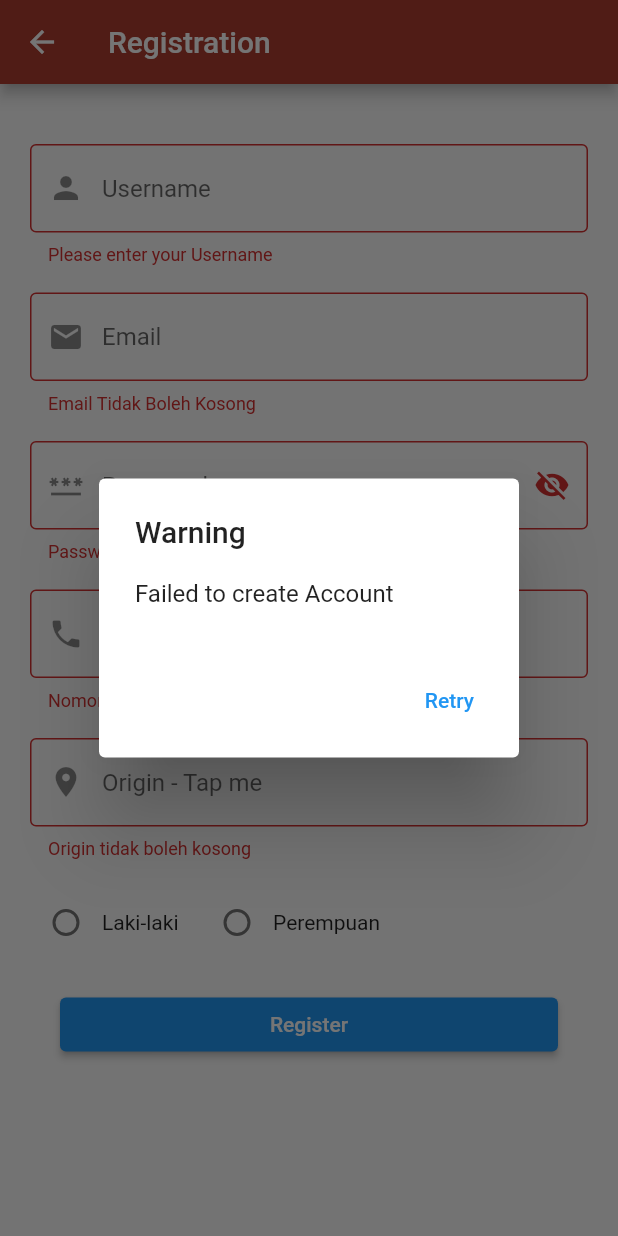
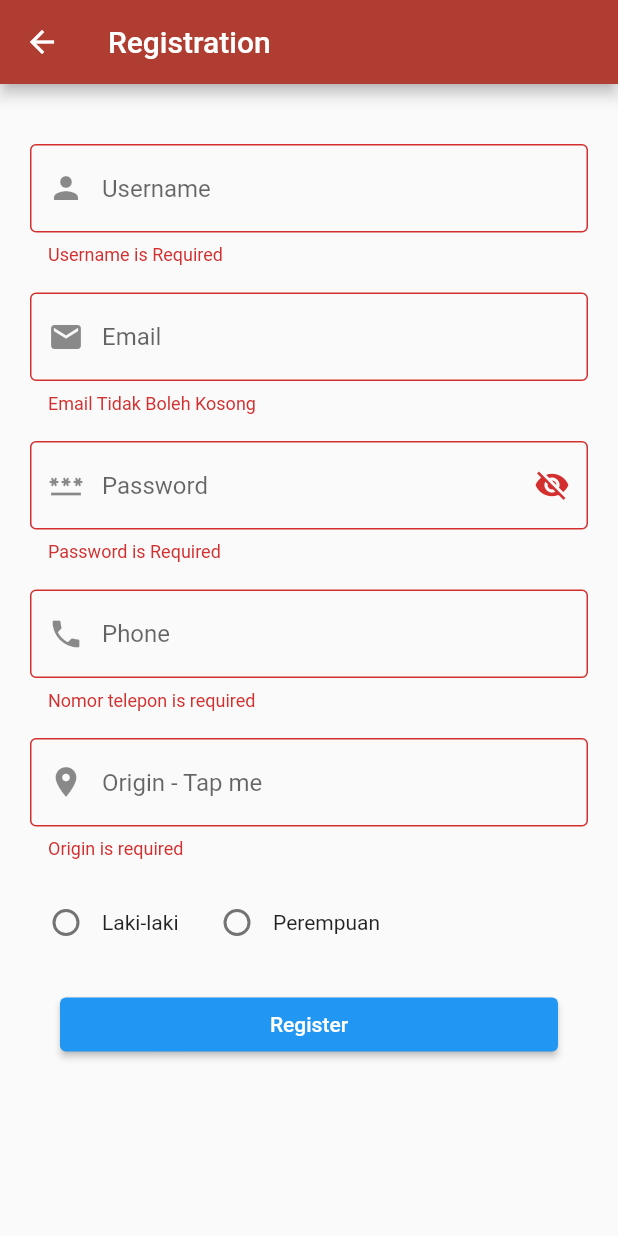
Before and after one commit to fidelcavell/hotel_pbp, a Flutter app: the RegisterView screen opened directly, after a tap on "Register", on a phone screen of 412 x 824 dp. Run offline on Flutter 3.47's test engine with Material 2 defaults, Android fonts, the phone set to English and light mode, and no system bars; our stand-ins replace barcode_widget, camera, flutter_riverpod, geocoding, geolocator, google_nav_bar and 5 more; missing offline and left inert: mobile_scanner, shake; accounts and stored records are empty.

Commit message:
Added User API

```diff
--- /dev/null
+++ b/lib/entity/user.dart
@@ -0,0 +1,43 @@
+import 'dart:convert';
+
+class User {
+  int id, nomorTelepon;
+  String username, email, password, gender, origin;
+  String? profilePicture;
+
+  User(
+      {required this.id,
+      required this.username,
+      required this.email,
+      required this.password,
+      required this.gender,
+      required this.nomorTelepon,
+      required this.origin,
+      this.profilePicture});
+
+  // Untuk membuat objek barang dari data json yang diterima dari API :
+  factory User.fromRawJson(String str) => User.fromJson(jsonDecode(str));
+  factory User.fromJson(Map<String, dynamic> json) => User(
+        id: json['id'],
+        username: json['username'],
+        email: json['email'],
+        password: json['password'],
+        gender: json['gender'],
+        nomorTelepon: json['nomorTelepon'],
+        origin: json['origin'],
+        profilePicture: json['profilePicture'],
+      );
+
+  // Untuk membuat data json dari objek barang yang dikirim ke API :
+  String toRawJson() => json.encode(toJson());
+  Map<String, dynamic> toJson() => {
+        'id': id,
+        'username': username,
+        'email': email,
+        'password': password,
+        'gender': gender,
+        'nomorTelepon': nomorTelepon,
+        'origin': origin,
+        'profilePicture': profilePicture,
+      };
+}
--- a/lib/main.dart
+++ b/lib/main.dart
@@ -1,16 +1,20 @@
 import 'package:flutter/material.dart';
 import 'package:hotel_pbp/database/sql_helper.dart';
 import 'package:responsive_sizer/responsive_sizer.dart';
+import 'package:flutter_riverpod/flutter_riverpod.dart';
 
 import 'package:hotel_pbp/view/login_view.dart';
 import 'package:hotel_pbp/themes/dark_mode.dart';
 import 'package:hotel_pbp/themes/light_mode.dart';
 
 import 'package:hotel_pbp/view/main_screen.dart';
+import 'package:hotel_pbp/view/register_view.dart';
 
 void main() {
   SQLHelper.db;
-  runApp(const MainApp());
+  runApp(const ProviderScope(
+      child: MainApp(),
+    ),);
 }
 
 var themeMode = false;
--- a/lib/view/main_screen.dart
+++ b/lib/view/main_screen.dart
@@ -6,7 +6,8 @@ import './transaction_screen.dart';
 import './user_profile.dart';
 
 class MainScreen extends StatefulWidget {
-  const MainScreen({super.key});
+  MainScreen({required this.id, super.key});
+  int id;
 
   @override
   State<MainScreen> createState() => _MainScreenState();
@@ -14,6 +15,7 @@ class MainScreen extends StatefulWidget {
 
 class _MainScreenState extends State<MainScreen> {
   var currentScreen = 'Explore-screen';
+
 
   @override
   Widget build(buildContext) {
@@ -24,7 +26,7 @@ class _MainScreenState extends State<MainScreen> {
     } else if (currentScreen == 'Transaction-screen') {
       currentWidget = const TransactionScreen();
     } else if (currentScreen == 'Profile-screen') {
-      currentWidget = const UserProfile();
+      currentWidget = UserProfile(id: widget.id);
     }
 
     return MaterialApp(
--- a/lib/view/register_view.dart
+++ b/lib/view/register_view.dart
@@ -1,10 +1,13 @@
 import 'package:flutter/material.dart';
 import 'package:geolocator/geolocator.dart';
 import 'package:geocoding/geocoding.dart';
+import 'package:flutter/src/widgets/framework.dart';
 
 import 'package:hotel_pbp/view/login_view.dart';
-import 'package:hotel_pbp/model/user.dart';
-import 'package:hotel_pbp/repos/user_repo.dart';
+import 'package:hotel_pbp/client/user_client.dart';
+import 'package:hotel_pbp/entity/user.dart';
+// import 'package:hotel_pbp/model/user.dart';
+// import 'package:hotel_pbp/repos/user_repo.dart';
 
 class RegisterView extends StatefulWidget {
   const RegisterView({super.key});
@@ -15,19 +18,45 @@ class RegisterView extends StatefulWidget {
 
 class _RegisterViewState extends State<RegisterView> {
   final _formKey = GlobalKey<FormState>();
-  TextEditingController usernameController = TextEditingController();
-  TextEditingController emailController = TextEditingController();
-  TextEditingController passwordController = TextEditingController();
-  TextEditingController noTelpController = TextEditingController();
-  TextEditingController genderController = TextEditingController();
-  TextEditingController originController = TextEditingController();
-  String? _gender = 'L';
+  final usernameController = TextEditingController();
+  final emailController = TextEditingController();
+  final passwordController = TextEditingController();
+  final noTelpController = TextEditingController();
+  final originController = TextEditingController();
+  String _gender = 'L';
+  int? id;
 
   bool _showPassword = true;
-  bool _isEmailAvailable = true;
+  bool isEmailAvailable = true;
 
   @override
   Widget build(BuildContext context) {
+    void onSubmit() async {
+      if (!_formKey.currentState!.validate()) return;
+
+      // Objek barang berdasarkan input :
+      User input = User(
+        id: id ?? 0,
+        username: usernameController.text,
+        email: emailController.text,
+        password: passwordController.text,
+        gender: _gender,
+        nomorTelepon: int.parse(noTelpController.text),
+        origin: originController.text,
+        profilePicture: 'pp',
+      );
+
+      try {
+        await UserClient.create(input);
+
+        showSnackBar(context, 'Success', Colors.green);
+        Navigator.pop(context);
+      } catch (err) {
+        showSnackBar(context, err.toString(), Colors.red);
+        Navigator.pop(context);
+      }
+    }
+
     return Scaffold(
         appBar: AppBar(
           backgroundColor: const Color.fromARGB(255, 175, 61, 49),
@@ -38,8 +67,8 @@ class _RegisterViewState extends State<RegisterView> {
             key: _formKey,
             child: SingleChildScrollView(
               child: Container(
-              margin:
-                  const EdgeInsets.symmetric(horizontal: 20.0, vertical: 40.0),
+                margin: const EdgeInsets.symmetric(
+                    horizontal: 20.0, vertical: 40.0),
                 child: Column(
                   mainAxisAlignment: MainAxisAlignment.center,
                   children: [
@@ -49,8 +78,12 @@ class _RegisterViewState extends State<RegisterView> {
                           prefixIcon: Icon(Icons.person),
                           hintText: 'Username',
                           border: OutlineInputBorder()),
-                    validator: (value) =>
-                        value == '' ? 'Please enter your Username' : null,
+                      validator: (value) {
+                        if (value == null || value.isEmpty) {
+                          return 'Username is Required';
+                        }
+                        return null;
+                      },
                     ),
                     const SizedBox(height: 18.0),
                     TextFormField(
@@ -60,8 +93,12 @@ class _RegisterViewState extends State<RegisterView> {
                           hintText: 'Email',
                           border: OutlineInputBorder()),
                       onChanged: (value) async {
-                      final user = await UserRepo.getUserByEmail(value);
-                      _isEmailAvailable = user is User ? false : true;
+                        final List<User> users = await UserClient.fetchAll();
+                        for (User user in users) {
+                          if (user.email == emailController.text) {
+                            isEmailAvailable == false;
+                          }
+                        }
                       },
                       validator: (value) {
                         if (value == null || value.isEmpty) {
@@ -70,7 +107,7 @@ class _RegisterViewState extends State<RegisterView> {
                         if (!value.contains('@')) {
                           return 'Email harus menggunakan @';
                         }
-                      if (!_isEmailAvailable) {
+                        if (!isEmailAvailable) {
                           return 'Email sudah digunakan';
                         }
                         return null;
@@ -91,7 +128,7 @@ class _RegisterViewState extends State<RegisterView> {
                       obscureText: _showPassword,
                       validator: (value) {
                         if (value == null || value.isEmpty) {
-                        return 'Password tidak boleh kosong';
+                          return 'Password is Required';
                         }
                         if (value.length < 5) {
                           return 'Password minimal 5 digit';
@@ -109,7 +146,7 @@ class _RegisterViewState extends State<RegisterView> {
                           border: OutlineInputBorder()),
                       validator: (value) {
                         if (value == null || value.isEmpty) {
-                        return 'Nomor telepon tidak Boleh kosong';
+                          return 'Nomor telepon is required';
                         }
                         if (value.length < 10) {
                           return 'Nomor telepon minimal 10 digit';
@@ -127,13 +164,14 @@ class _RegisterViewState extends State<RegisterView> {
                           border: OutlineInputBorder()),
                       validator: (value) {
                         if (value == null || value.isEmpty) {
-                        return 'Origin tidak boleh kosong';
+                          return 'Origin is required';
                         }
                         return null;
                       },
                       onTap: () async {
                         Position currentLocation = await _determinePosition();
-                      final String address = await _getAddress(currentLocation);
+                        final String address =
+                            await _getAddress(currentLocation);
                         setState(() {
                           originController.text = address;
                         });
@@ -150,7 +188,7 @@ class _RegisterViewState extends State<RegisterView> {
                               groupValue: _gender,
                               onChanged: (value) {
                                 setState(() {
-                                _gender = value;
+                                  _gender = value!;
                                 });
                               },
                             ),
@@ -165,7 +203,7 @@ class _RegisterViewState extends State<RegisterView> {
                                 groupValue: _gender,
                                 onChanged: (value) {
                                   setState(() {
-                                  _gender = value;
+                                    _gender = value!;
                                   });
                                 }),
                             const Text('Perempuan'),
@@ -180,64 +218,7 @@ class _RegisterViewState extends State<RegisterView> {
                       child: SizedBox(
                         width: double.infinity,
                         child: ElevatedButton(
-                        onPressed: () async {
-                          if (_formKey.currentState!.validate() &&
-                              _gender!.isNotEmpty) {
-                            await UserRepo.createUser(
-                                usernameController.text,
-                                emailController.text,
-                                passwordController.text,
-                                _gender!,
-                                noTelpController.text,
-                                originController.text);
-                            Map<String, dynamic> formData = {};
-                            formData['username'] = usernameController.text;
-                            formData['password'] = passwordController.text;
-
-                            showDialog(
-                              context: context,
-                              builder: (context) => AlertDialog(
-                                title: const Text('Information'),
-                                content: const Text('Account has been created'),
-                                actions: <Widget>[
-                                  TextButton(
-                                    onPressed: () {
-                                      Navigator.push(
-                                        context,
-                                        MaterialPageRoute(
-                                          builder: (_) => const LoginView(),
-                                        ),
-                                      );
-                                    },
-                                    child: Container(
-                                      padding: const EdgeInsets.all(14),
-                                      child: const Text("Continue"),
-                                    ),
-                                  ),
-                                ],
-                              ),
-                            );
-                          } else {
-                            showDialog(
-                              context: context,
-                              builder: (context) => AlertDialog(
-                                title: const Text('Warning'),
-                                content: const Text('Failed to create Account'),
-                                actions: <Widget>[
-                                  TextButton(
-                                    onPressed: () {
-                                      Navigator.of(context).pop();
-                                    },
-                                    child: Container(
-                                      padding: const EdgeInsets.all(14),
-                                      child: const Text("Retry"),
-                                    ),
-                                  ),
-                                ],
-                              ),
-                            );
-                          }
-                        },
+                          onPressed: onSubmit,
                           child: const Text('Register'),
                         ),
                       ),
@@ -293,7 +274,8 @@ class _RegisterViewState extends State<RegisterView> {
       );
       if (placemarks.isNotEmpty) {
         Placemark placemark = placemarks[0];
-        return placemark.country; // You can customize this to display more address details.
+        return placemark
+            .country; // You can customize this to display more address details.
       }
     } catch (e) {
       return 'Error while getting address: $e';
--- a/pubspec.yaml
+++ b/pubspec.yaml
@@ -46,6 +46,8 @@ dependencies:
   barcode_widget: ^2.0.4
   responsive_sizer: ^3.2.0
   uuid: ^3.0.6
+  http: ^1.1.0
+  flutter_riverpod: ^2.4.8
 
 
 dev_dependencies:
```
Also changed, not shown: lib/client/user_client.dart (added, +112 -0 lines), lib/view/login_view.dart (+30 -15 lines), lib/view/user_profile.dart (+13 -13 lines), pubspec.lock. Lines whose indentation alone changed are shown as unchanged.
